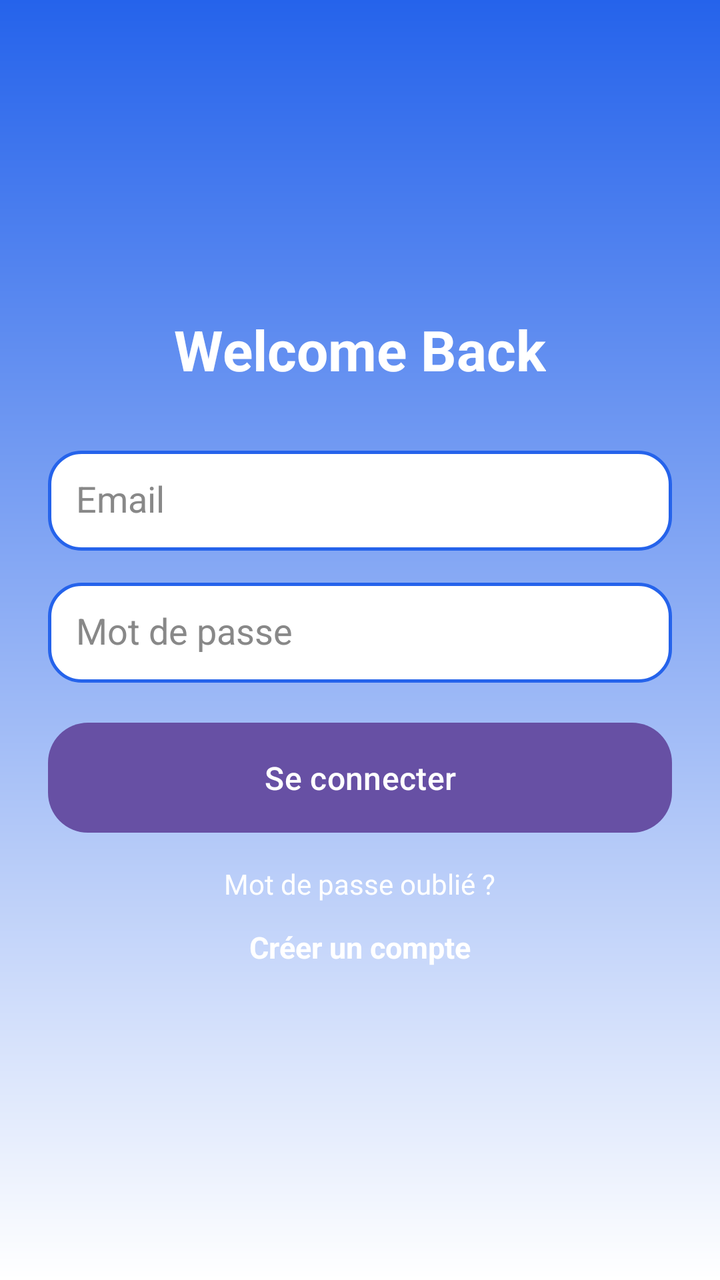
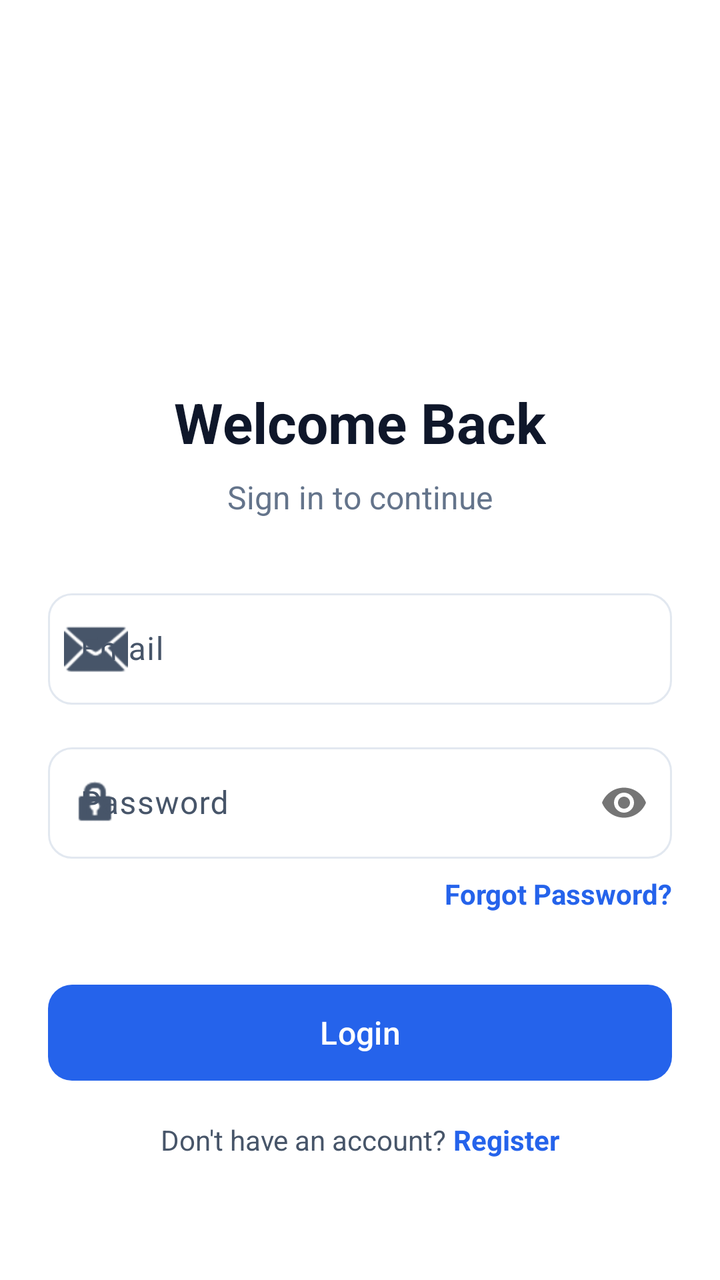

The first picture is an Android layout as it rendered before a commit; the second is the same layout after the commit. The layout source and the unified diff follow.
<!-- AndroidManifest.xml: application theme Theme.VirtualStore -->
<!-- res/layout/activity_login.xml -->
<?xml version="1.0" encoding="utf-8"?>
<LinearLayout xmlns:android="http://schemas.android.com/apk/res/android"
    android:orientation="vertical"
    android:padding="24dp"
    android:gravity="center"
    android:layout_width="match_parent"
    android:layout_height="match_parent"
    android:background="@drawable/background_gradient">

    
    <TextView
        android:text="Welcome Back"
        android:textSize="28sp"
        android:textStyle="bold"
        android:textColor="@android:color/white"
        android:layout_marginBottom="32dp"
        android:layout_width="wrap_content"
        android:layout_height="wrap_content"/>

    
    <EditText
        android:id="@+id/emailInput"
        android:hint="Email"
        android:textColor="#000000"
        android:textColorHint="#888888"
        android:background="@drawable/edittext_style"
        android:padding="14dp"
        android:layout_width="match_parent"
        android:layout_height="50dp"
        android:layout_marginBottom="16dp"/>

    
    <EditText
        android:id="@+id/passwordInput"
        android:hint="Mot de passe"
        android:textColor="#000000"
        android:textColorHint="#888888"
        android:inputType="textPassword"
        android:background="@drawable/edittext_style"
        android:padding="14dp"
        android:layout_width="match_parent"
        android:layout_height="50dp"
        android:layout_marginBottom="20dp"/>

    
    <Button
        android:id="@+id/loginButton"
        android:text="Se connecter"
        android:textAllCaps="false"
        android:textSize="16sp"
        android:textColor="@android:color/white"
        android:background="@drawable/button_blue"
        android:layout_width="match_parent"
        android:layout_height="55dp"
        android:layout_marginBottom="16dp"/>

    
    <TextView
        android:id="@+id/forgotPasswordLink"
        android:text="Mot de passe oublié ?"
        android:textColor="@android:color/white"
        android:textSize="14sp"
        android:layout_marginBottom="12dp"
        android:layout_width="wrap_content"
        android:layout_height="wrap_content"/>

    
    <TextView
        android:id="@+id/registerLink"
        android:text="Créer un compte"
        android:textStyle="bold"
        android:textColor="@android:color/white"
        android:textSize="15sp"
        android:layout_width="wrap_content"
        android:layout_height="wrap_content"/>

</LinearLayout>
<!-- resources referenced by this layout -->
<resources>
  <!-- drawable background_gradient (drawable) -->
  <?xml version="1.0" encoding="utf-8"?>
  <shape xmlns:android="http://schemas.android.com/apk/res/android">
      <gradient
          android:startColor="@color/blue_primary"
          android:endColor="@color/white"
          android:angle="270"/>
  </shape>
  <!-- drawable button_blue (drawable) -->
  <?xml version="1.0" encoding="utf-8"?>
  <selector xmlns:android="http://schemas.android.com/apk/res/android">
  
      
      <item android:state_pressed="true">
          <shape>
              <solid android:color="@color/blue_dark"/>
              <corners android:radius="20dp"/>
          </shape>
      </item>
  
      
      <item>
          <shape>
              <solid android:color="@color/blue_primary"/>
              <corners android:radius="20dp"/>
          </shape>
      </item>
  
  </selector>
  <!-- drawable edittext_style (drawable) -->
  <?xml version="1.0" encoding="utf-8"?>
  <shape xmlns:android="http://schemas.android.com/apk/res/android">
  
      
      <solid android:color="@color/white"/>
  
      
      <stroke
          android:width="1.5dp"
          android:color="@color/blue_primary"/>
  
      
      <corners android:radius="16dp"/>
  
      
      <padding
          android:left="16dp"
          android:right="16dp"
          android:top="12dp"
          android:bottom="12dp"/>
  
  </shape>
  <style name="Theme.VirtualStore" parent="Base.Theme.VirtualStore" />
  <color name="blue_primary">#2563EB</color>
  <color name="white">#FFFFFF</color>
  <color name="blue_dark">#1E40AF</color>
  <style name="Base.Theme.VirtualStore" parent="Theme.Material3.DayNight.NoActionBar">
          
          
      </style>
</resources>

<!-- the commit's change to res/layout/activity_login.xml (unified diff, before → after) -->
@@ -1,77 +1,114 @@
 <?xml version="1.0" encoding="utf-8"?>
 <LinearLayout xmlns:android="http://schemas.android.com/apk/res/android"
-    android:orientation="vertical"
-    android:padding="24dp"
-    android:gravity="center"
+    xmlns:app="http://schemas.android.com/apk/res-auto"
     android:layout_width="match_parent"
     android:layout_height="match_parent"
-    android:background="@drawable/background_gradient">
+    android:background="@color/background"
+    android:gravity="center"
+    android:orientation="vertical"
+    android:padding="24dp">
 
-    
+    <ImageView
+        android:id="@+id/appLogo"
+        android:layout_width="100dp"
+        android:layout_height="100dp"
+        android:layout_marginBottom="32dp"
+        android:src="@mipmap/ic_launcher" />
+
     <TextView
+        android:layout_width="wrap_content"
+        android:layout_height="wrap_content"
+        android:layout_marginBottom="8dp"
         android:text="Welcome Back"
+        android:textColor="@color/onBackground"
         android:textSize="28sp"
-        android:textStyle="bold"
-        android:textColor="@android:color/white"
+        android:textStyle="bold" />
+
+    <TextView
+        android:layout_width="wrap_content"
+        android:layout_height="wrap_content"
         android:layout_marginBottom="32dp"
+        android:text="Sign in to continue"
+        android:textColor="@color/secondary"
+        android:textSize="16sp" />
+
+    <com.google.android.material.textfield.TextInputLayout
+        style="@style/Widget.Material3.TextInputLayout.OutlinedBox"
+        android:layout_width="match_parent"
+        android:layout_height="wrap_content"
+        android:layout_marginBottom="16dp"
+        android:hint="Email"
+        app:boxCornerRadiusBottomEnd="12dp"
+        app:boxCornerRadiusBottomStart="12dp"
+        app:boxCornerRadiusTopEnd="12dp"
+        app:boxCornerRadiusTopStart="12dp"
+        app:startIconDrawable="@android:drawable/ic_dialog_email">
+
+        <com.google.android.material.textfield.TextInputEditText
+            android:id="@+id/emailInput"
+            android:layout_width="match_parent"
+            android:layout_height="wrap_content"
+            android:inputType="textEmailAddress" />
+    </com.google.android.material.textfield.TextInputLayout>
+
+    <com.google.android.material.textfield.TextInputLayout
+        style="@style/Widget.Material3.TextInputLayout.OutlinedBox"
+        android:layout_width="match_parent"
+        android:layout_height="wrap_content"
+        android:layout_marginBottom="8dp"
+        android:hint="Password"
+        app:boxCornerRadiusBottomEnd="12dp"
+        app:boxCornerRadiusBottomStart="12dp"
+        app:boxCornerRadiusTopEnd="12dp"
+        app:boxCornerRadiusTopStart="12dp"
+        app:passwordToggleEnabled="true"
+        app:startIconDrawable="@android:drawable/ic_lock_idle_lock">
+
+        <com.google.android.material.textfield.TextInputEditText
+            android:id="@+id/passwordInput"
+            android:layout_width="match_parent"
+            android:layout_height="wrap_content"
+            android:inputType="textPassword" />
+    </com.google.android.material.textfield.TextInputLayout>
+
+    <TextView
+        android:id="@+id/forgotPasswordLink"
         android:layout_width="wrap_content"
-        android:layout_height="wrap_content"/>
+        android:layout_height="wrap_content"
+        android:layout_gravity="end"
+        android:layout_marginBottom="32dp"
+        android:text="Forgot Password?"
+        android:textColor="@color/primary"
+        android:textStyle="bold" />
 
-    
-    <EditText
-        android:id="@+id/emailInput"
-        android:hint="Email"
-        android:textColor="#000000"
-        android:textColorHint="#888888"
-        android:background="@drawable/edittext_style"
-        android:padding="14dp"
-        android:layout_width="match_parent"
-        android:layout_height="50dp"
-        android:layout_marginBottom="16dp"/>
-
-    
-    <EditText
-        android:id="@+id/passwordInput"
-        android:hint="Mot de passe"
-        android:textColor="#000000"
-        android:textColorHint="#888888"
-        android:inputType="textPassword"
-        android:background="@drawable/edittext_style"
-        android:padding="14dp"
-        android:layout_width="match_parent"
-        android:layout_height="50dp"
-        android:layout_marginBottom="20dp"/>
-
-    
     <Button
         android:id="@+id/loginButton"
-        android:text="Se connecter"
-        android:textAllCaps="false"
+        style="@style/Widget.Material3.Button"
+        android:layout_width="match_parent"
+        android:layout_height="56dp"
+        android:layout_marginBottom="16dp"
+        android:text="Login"
         android:textSize="16sp"
-        android:textColor="@android:color/white"
-        android:background="@drawable/button_blue"
-        android:layout_width="match_parent"
-        android:layout_height="55dp"
-        android:layout_marginBottom="16dp"/>
+        app:cornerRadius="12dp" />
 
-    
-    <TextView
-        android:id="@+id/forgotPasswordLink"
-        android:text="Mot de passe oublié ?"
-        android:textColor="@android:color/white"
-        android:textSize="14sp"
-        android:layout_marginBottom="12dp"
+    <LinearLayout
         android:layout_width="wrap_content"
-        android:layout_height="wrap_content"/>
+        android:layout_height="wrap_content"
+        android:orientation="horizontal">
 
-    
-    <TextView
-        android:id="@+id/registerLink"
-        android:text="Créer un compte"
-        android:textStyle="bold"
-        android:textColor="@android:color/white"
-        android:textSize="15sp"
-        android:layout_width="wrap_content"
-        android:layout_height="wrap_content"/>
+        <TextView
+            android:layout_width="wrap_content"
+            android:layout_height="wrap_content"
+            android:text="Don't have an account? "
+            android:textColor="@color/onSurfaceVariant" />
+
+        <TextView
+            android:id="@+id/registerLink"
+            android:layout_width="wrap_content"
+            android:layout_height="wrap_content"
+            android:text="Register"
+            android:textColor="@color/primary"
+            android:textStyle="bold" />
+    </LinearLayout>
 
 </LinearLayout>
<!-- resource entries referenced after the edit -->
@@ -1,64 +1,72 @@
 <!-- resources referenced by this layout -->
 <resources>
-  <!-- drawable background_gradient (drawable) -->
+  <color name="background">#FFFFFF</color>
+  <color name="onBackground">#0F172A</color>
+  <color name="onSurfaceVariant">#475569</color>
+  <color name="primary">#2563EB</color>
+  <color name="secondary">#64748B</color>
+  <!-- mipmap ic_launcher (mipmap-anydpi-v26) -->
+  <?xml version="1.0" encoding="utf-8"?>
+  <adaptive-icon xmlns:android="http://schemas.android.com/apk/res/android">
+      <background android:drawable="@drawable/ic_launcher_background"/>
+      <foreground android:drawable="@mipmap/ic_launcher_foreground"/>
+  </adaptive-icon>
+  <style name="Theme.VirtualStore" parent="Base.Theme.VirtualStore" />
+  <!-- drawable ic_launcher_background (drawable) -->
   <?xml version="1.0" encoding="utf-8"?>
   <shape xmlns:android="http://schemas.android.com/apk/res/android">
-      <gradient
-          android:startColor="@color/blue_primary"
-          android:endColor="@color/white"
-          android:angle="270"/>
+      <solid android:color="#2563EB"/>
   </shape>
-  <!-- drawable button_blue (drawable) -->
-  <?xml version="1.0" encoding="utf-8"?>
-  <selector xmlns:android="http://schemas.android.com/apk/res/android">
-  
-      
-      <item android:state_pressed="true">
-          <shape>
-              <solid android:color="@color/blue_dark"/>
-              <corners android:radius="20dp"/>
-          </shape>
-      </item>
-  
-      
-      <item>
-          <shape>
-              <solid android:color="@color/blue_primary"/>
-              <corners android:radius="20dp"/>
-          </shape>
-      </item>
-  
-  </selector>
-  <!-- drawable edittext_style (drawable) -->
-  <?xml version="1.0" encoding="utf-8"?>
-  <shape xmlns:android="http://schemas.android.com/apk/res/android">
-  
-      
-      <solid android:color="@color/white"/>
-  
-      
-      <stroke
-          android:width="1.5dp"
-          android:color="@color/blue_primary"/>
-  
-      
-      <corners android:radius="16dp"/>
-  
-      
-      <padding
-          android:left="16dp"
-          android:right="16dp"
-          android:top="12dp"
-          android:bottom="12dp"/>
-  
-  </shape>
-  <style name="Theme.VirtualStore" parent="Base.Theme.VirtualStore" />
-  <color name="blue_primary">#2563EB</color>
-  <color name="white">#FFFFFF</color>
-  <color name="blue_dark">#1E40AF</color>
   <style name="Base.Theme.VirtualStore" parent="Theme.Material3.DayNight.NoActionBar">
           
+          <item name="colorPrimary">@color/primary</item>
+          <item name="colorOnPrimary">@color/onPrimary</item>
+          <item name="colorPrimaryContainer">@color/primaryContainer</item>
+          <item name="colorOnPrimaryContainer">@color/onPrimaryContainer</item>
+  
           
+          <item name="colorSecondary">@color/secondary</item>
+          <item name="colorOnSecondary">@color/onSecondary</item>
+          <item name="colorSecondaryContainer">@color/secondaryContainer</item>
+          <item name="colorOnSecondaryContainer">@color/onSecondaryContainer</item>
+  
+          
+          <item name="android:windowBackground">@color/background</item>
+          <item name="colorSurface">@color/surface</item>
+          <item name="colorOnSurface">@color/onSurface</item>
+          <item name="colorSurfaceVariant">@color/surfaceVariant</item>
+          <item name="colorOnSurfaceVariant">@color/onSurfaceVariant</item>
+  
+          
+          <item name="colorOutline">@color/outline</item>
+          <item name="colorError">@color/error</item>
+          <item name="colorOnError">@color/onError</item>
+  
+          
+          <item name="shapeAppearanceSmallComponent">@style/ShapeAppearance.VirtualStore.Small</item>
+          <item name="shapeAppearanceMediumComponent">@style/ShapeAppearance.VirtualStore.Medium</item>
+          <item name="shapeAppearanceLargeComponent">@style/ShapeAppearance.VirtualStore.Large</item>
+      </style>
+  <color name="onPrimary">#FFFFFF</color>
+  <color name="primaryContainer">#DBEAFE</color>
+  <color name="onPrimaryContainer">#1E40AF</color>
+  <color name="onSecondary">#FFFFFF</color>
+  <color name="secondaryContainer">#F1F5F9</color>
+  <color name="onSecondaryContainer">#1E293B</color>
+  <color name="surface">#FFFFFF</color>
+  <color name="onSurface">#0F172A</color>
+  <color name="surfaceVariant">#F8FAFC</color>
+  <color name="outline">#E2E8F0</color>
+  <color name="error">#EF4444</color>
+  <color name="onError">#FFFFFF</color>
+  <style name="ShapeAppearance.VirtualStore.Small" parent="ShapeAppearance.Material3.SmallComponent">
+          <item name="cornerSize">8dp</item>
+      </style>
+  <style name="ShapeAppearance.VirtualStore.Medium" parent="ShapeAppearance.Material3.MediumComponent">
+          <item name="cornerSize">12dp</item>
+      </style>
+  <style name="ShapeAppearance.VirtualStore.Large" parent="ShapeAppearance.Material3.LargeComponent">
+          <item name="cornerSize">16dp</item>
       </style>
 </resources>
 
